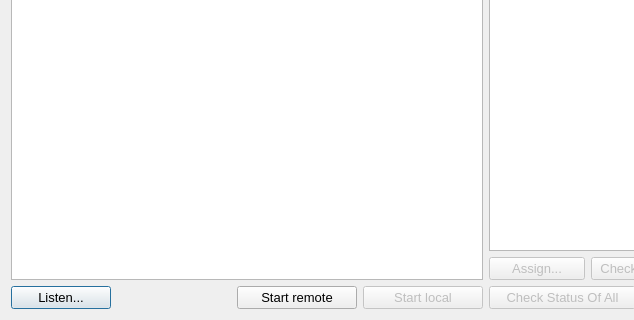
The window that owner/ui/mainwindow.ui (gear54rus/python-cluster) describes before a commit, drawn with Qt 5; both pictures show x 0 to 634 and y 280 to 600 of the 800 by 600 pixel window.
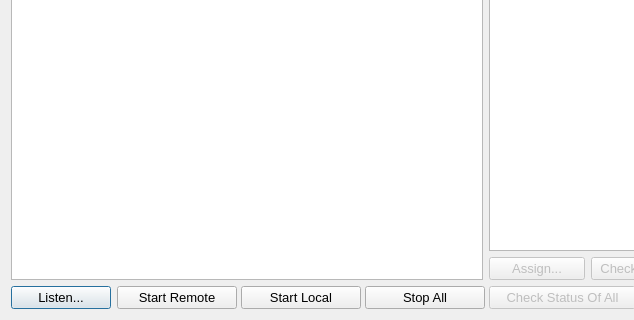
The same window after the commit.

```diff
--- a/owner/ui/mainwindow.ui
+++ b/owner/ui/mainwindow.ui
@@ -58,7 +58,7 @@
        </widget>
       </item>
       <item>
-       <layout class="QHBoxLayout" name="horizontalLayout_3" stretch="0,0,0,0">
+       <layout class="QHBoxLayout" name="horizontalLayout_3" stretch="0,0,0,0,0">
         <item>
          <widget class="QPushButton" name="buttonListen">
           <property name="sizePolicy">
@@ -127,14 +127,14 @@
            </size>
           </property>
           <property name="text">
-           <string>Start remote</string>
+           <string>Start Remote</string>
           </property>
          </widget>
         </item>
         <item>
          <widget class="QPushButton" name="buttonStartLocal">
           <property name="enabled">
-           <bool>false</bool>
+           <bool>true</bool>
           </property>
           <property name="sizePolicy">
            <sizepolicy hsizetype="Fixed" vsizetype="Fixed">
@@ -155,7 +155,35 @@
            </size>
           </property>
           <property name="text">
-           <string>Start local</string>
+           <string>Start Local</string>
+          </property>
+         </widget>
+        </item>
+        <item>
+         <widget class="QPushButton" name="buttonStopAll">
+          <property name="enabled">
+           <bool>true</bool>
+          </property>
+          <property name="sizePolicy">
+           <sizepolicy hsizetype="Fixed" vsizetype="Fixed">
+            <horstretch>0</horstretch>
+            <verstretch>0</verstretch>
+           </sizepolicy>
+          </property>
+          <property name="minimumSize">
+           <size>
+            <width>120</width>
+            <height>0</height>
+           </size>
+          </property>
+          <property name="maximumSize">
+           <size>
+            <width>120</width>
+            <height>16777215</height>
+           </size>
+          </property>
+          <property name="text">
+           <string>Stop All</string>
           </property>
          </widget>
         </item>
@@ -164,7 +192,7 @@
      </layout>
     </item>
     <item>
-     <widget class="QWidget" name="" native="true">
+     <widget class="QWidget" name="widget" native="true">
       <property name="sizePolicy">
        <sizepolicy hsizetype="Fixed" vsizetype="Preferred">
         <horstretch>0</horstretch>
```
Left out of the diff: 9 changed lines with no effect on the pictures.
